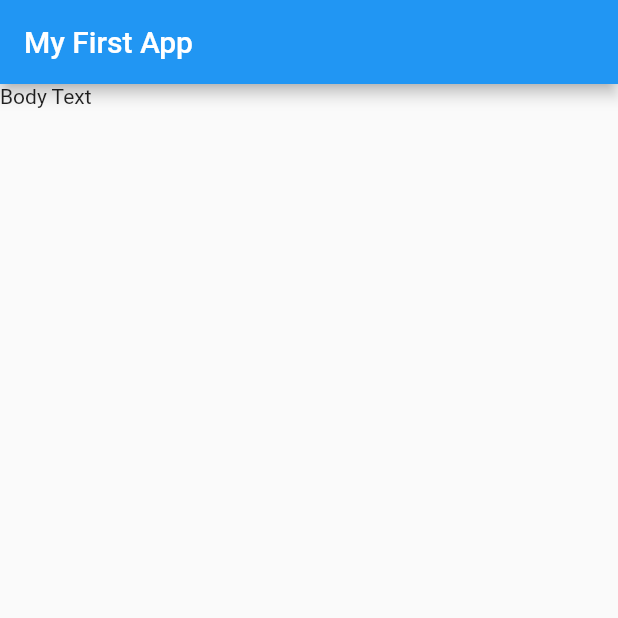
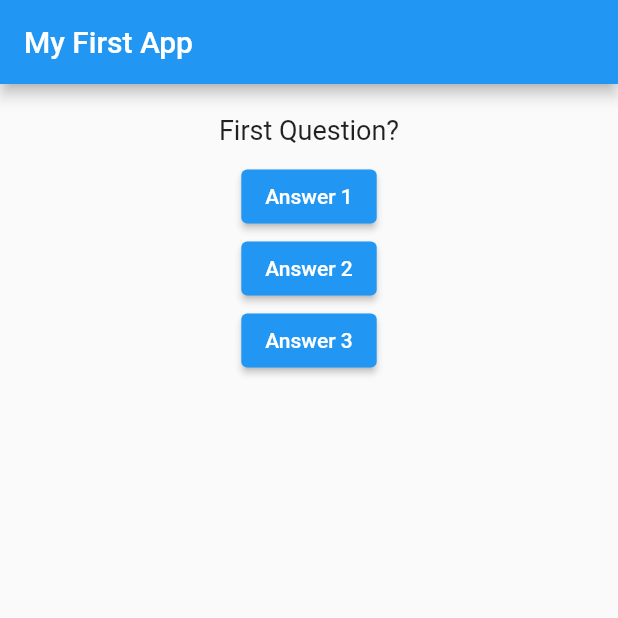
Before and after one commit to naufaladikbds/flutter_first_app, a Flutter app: the screen it shows after launch, on a phone screen of 412 x 824 dp, the top half of it. Run offline on Flutter 3.47's test engine with Material 2 defaults, Android fonts, the phone set to English and light mode, and no system bars.

Commit message:
UI Improvement, Encapsulation, and Logic Implementation
> Added question.dart for encapsulation
> Implemented stateful widget to allow UI update

```diff
--- a/lib/main.dart
+++ b/lib/main.dart
@@ -1,22 +1,64 @@
 import 'package:flutter/material.dart';
+import 'package:flutter_first_app/question.dart';
 
 void main(List<String> args) {
   print('WEEEE');
   runApp(MyApp());
 }
 
-class MyApp extends StatelessWidget {
-  const MyApp({Key? key}) : super(key: key);
+class MyApp extends StatefulWidget {
+  @override
+  State<MyApp> createState() {
+    return _MyAppState();
+  }
+}
+
+class _MyAppState extends State<MyApp> {
+  int _questionIndex = 0;
+
+  void _onPressAnswer() {
+    if (_questionIndex < questions.length - 1) {
+      setState(() {
+        _questionIndex++;
+      });
+      print('here is the next question');
+    } else {
+      print('No question left');
+    }
+  }
+
+  List questions = [
+    'First Question?',
+    'Second Question',
+    'Third Question',
+  ];
 
   @override
   Widget build(BuildContext context) {
+    print('Question index is $_questionIndex');
     return MaterialApp(
       debugShowCheckedModeBanner: false,
       home: Scaffold(
         appBar: AppBar(
           title: Text('My First App'),
         ),
-        body: Text('Body Text'),
+        body: Column(
+          children: <Widget>[
+            Question(questions[_questionIndex]),
+            ElevatedButton(
+              onPressed: _onPressAnswer,
+              child: Text('Answer 1'),
+            ),
+            ElevatedButton(
+              onPressed: _onPressAnswer,
+              child: Text('Answer 2'),
+            ),
+            ElevatedButton(
+              onPressed: _onPressAnswer,
+              child: Text('Answer 3'),
+            ),
+          ],
+        ),
       ),
     );
   }
--- /dev/null
+++ b/lib/question.dart
@@ -0,0 +1,22 @@
+import 'package:flutter/cupertino.dart';
+import 'package:flutter/src/foundation/key.dart';
+import 'package:flutter/src/widgets/framework.dart';
+
+class Question extends StatelessWidget {
+  final String questionText;
+
+  Question(this.questionText);
+
+  @override
+  Widget build(BuildContext context) {
+    return Container(
+      width: double.infinity,
+      margin: EdgeInsets.only(top: 20, bottom: 10),
+      child: Text(
+        questionText,
+        style: TextStyle(fontSize: 18),
+        textAlign: TextAlign.center,
+      ),
+    );
+  }
+}
```
